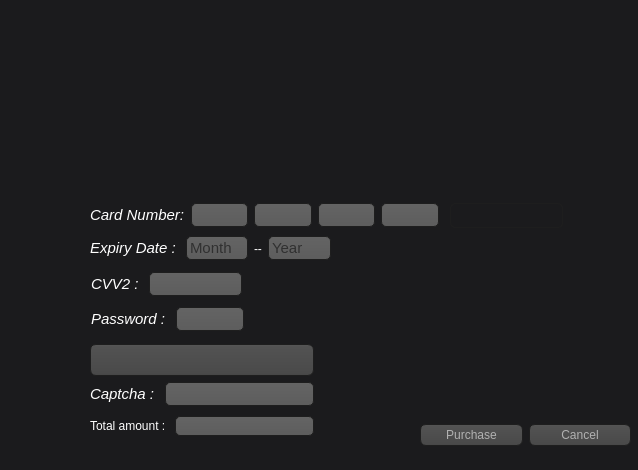
This is AP/payment_gateway.ui in AP-projects-4001/Guys as Qt 5 draws it before an edit. The edited form follows.
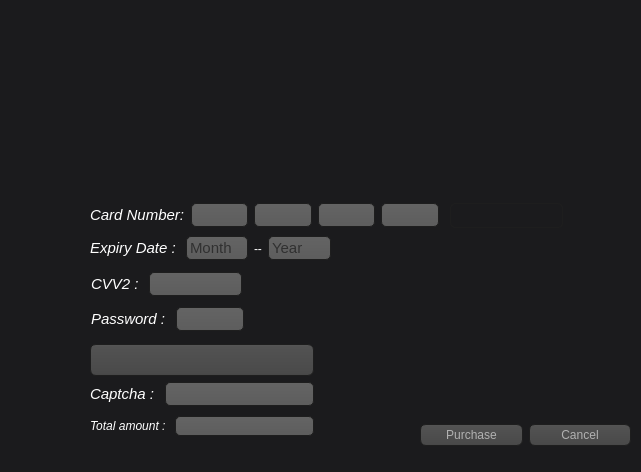
This is the edited form.

Commit message: Fix small bugs in payment interface

```diff
--- a/AP/payment_gateway.ui
+++ b/AP/payment_gateway.ui
@@ -6,10 +6,22 @@
    <rect>
     <x>0</x>
     <y>0</y>
-    <width>638</width>
-    <height>470</height>
+    <width>641</width>
+    <height>472</height>
    </rect>
   </property>
+  <property name="minimumSize">
+   <size>
+    <width>641</width>
+    <height>472</height>
+   </size>
+  </property>
+  <property name="maximumSize">
+   <size>
+    <width>641</width>
+    <height>472</height>
+   </size>
+  </property>
   <property name="windowTitle">
    <string>Dialog</string>
   </property>
@@ -84,8 +96,8 @@
   <widget class="QLabel" name="Bank_label">
    <property name="geometry">
     <rect>
-     <x>100</x>
-     <y>10</y>
+     <x>77</x>
+     <y>11</y>
      <width>491</width>
      <height>181</height>
     </rect>
@@ -394,7 +406,7 @@
       <item>
        <widget class="QLabel" name="label">
         <property name="text">
-         <string>Total amount : </string>
+         <string>&lt;html&gt;&lt;head/&gt;&lt;body&gt;&lt;p&gt;&lt;span style=&quot; font-style:italic;&quot;&gt;Total amount : &lt;/span&gt;&lt;/p&gt;&lt;/body&gt;&lt;/html&gt;</string>
         </property>
        </widget>
       </item>
```
Left out of the diff: 6 changed lines with no effect on the pictures. The commit also changes 1 other file.
